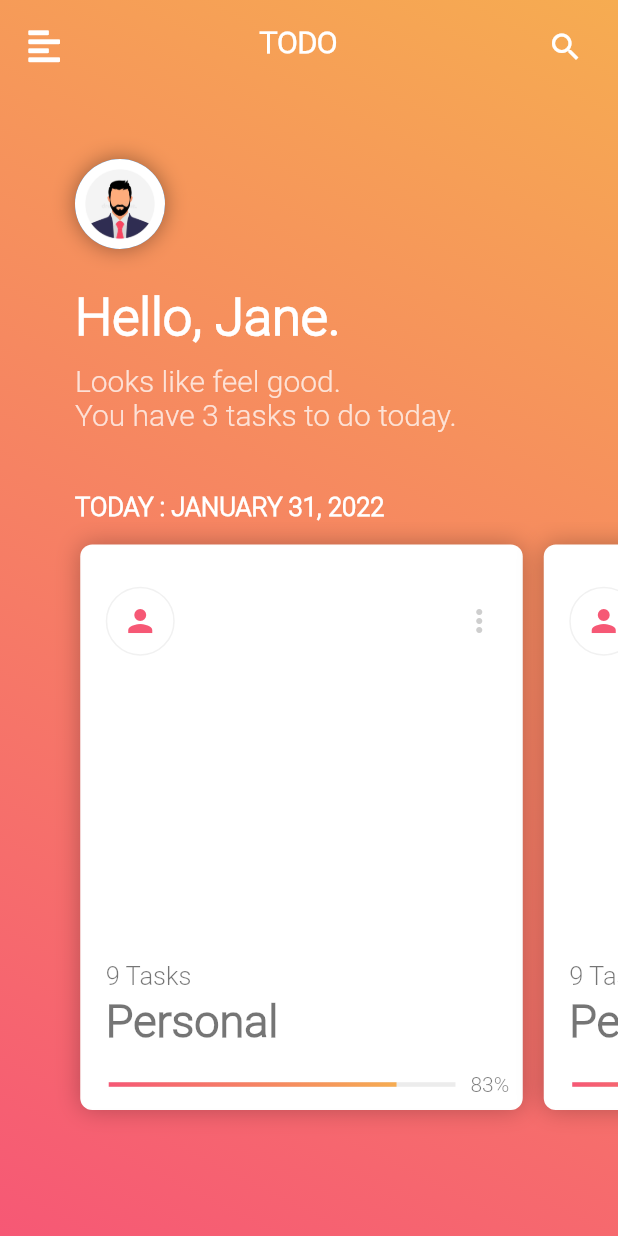
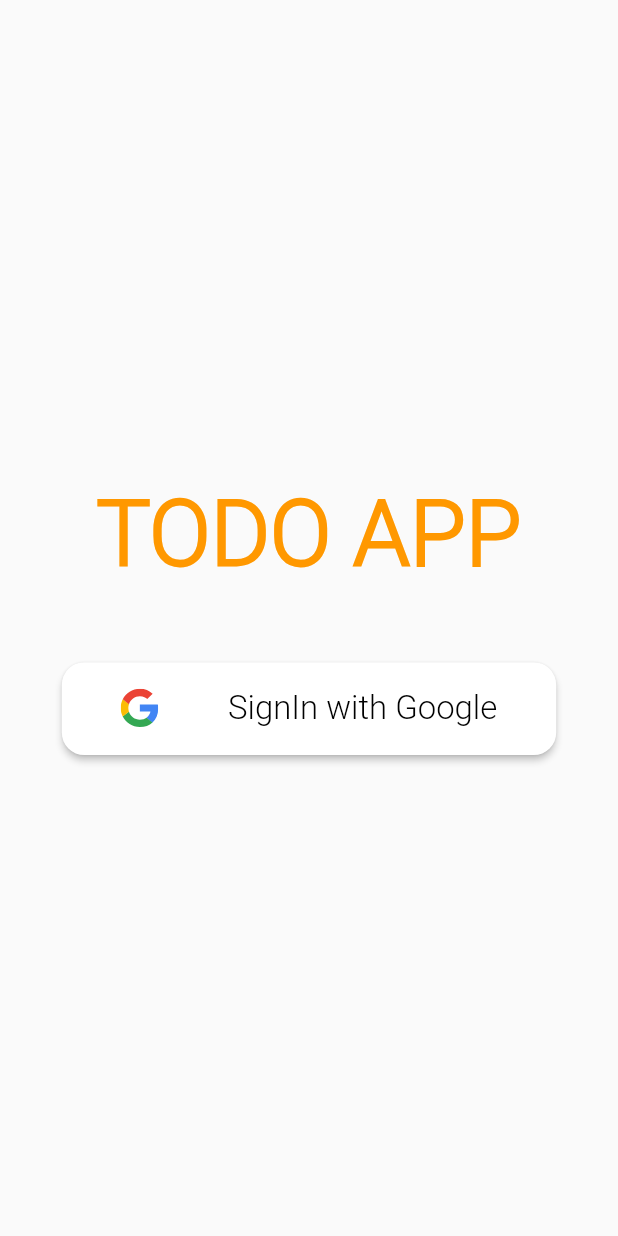
Before and after one commit to RGTechPro/do.it-todo-app-, a Flutter app: the screen it shows after launch, on a phone screen of 412 x 824 dp. Run offline on Flutter 3.47's test engine with Material 2 defaults, Android fonts, the phone set to English and light mode, and no system bars; drawn by our look-alikes of percent_indicator; our stand-ins replace cloud_firestore, firebase_auth, firebase_core, flutter_signin_button, flutter_svg, font_awesome_flutter and 1 more; missing offline and left inert: cloud_firestore_web, firebase_auth_web, firebase_core_web, google_sign_in_web; accounts and stored records are empty.

Commit message:
major changes

```diff
--- /dev/null
+++ b/lib/constants/custom_text.dart
@@ -0,0 +1,23 @@
+import 'package:flutter/material.dart';
+import 'package:housy_task/constants/constants.dart';
+import 'package:housy_task/constants/size_config.dart';
+
+Widget CustomText({
+  String? text,
+  double? fontSize,
+  FontWeight? fontWeight,
+  Color? color = kTextColor,
+  TextAlign? position,
+}) {
+  return Text(
+    '$text',
+    style: TextStyle(
+      color: color,
+      fontSize: getProportionateScreenWidth(
+        fontSize!,
+      ),
+      fontWeight: fontWeight,
+    ),
+    textAlign: position,
+  );
+}
--- a/lib/main.dart
+++ b/lib/main.dart
@@ -1,8 +1,15 @@
+import 'package:firebase_auth/firebase_auth.dart';
+import 'package:firebase_core/firebase_core.dart';
 import 'package:flutter/material.dart';
 import 'package:flutter/services.dart';
 import 'package:housy_task/sccreens/home_page.dart';
+import 'package:housy_task/sccreens/log_in.dart';
+import 'package:housy_task/services/auth_services.dart';
+import 'package:provider/provider.dart';
 
-void main() {
+void main()async {
+   WidgetsFlutterBinding.ensureInitialized();
+  await Firebase.initializeApp();
   runApp(const MyApp());
 }
 
@@ -11,15 +18,21 @@ class MyApp extends StatelessWidget {
 
   @override
   Widget build(BuildContext context) {
-    return MaterialApp(
-      title: 'Todo',
-      theme: ThemeData(
-        appBarTheme: AppBarTheme(
-          elevation: 0,
-          systemOverlayStyle: SystemUiOverlayStyle.dark,
+    return MultiProvider(
+      providers: [
+        ChangeNotifierProvider(create:(context)=> Auth())
+      ],
+      child: MaterialApp(
+        title: 'Todo',
+        theme: ThemeData(
+          appBarTheme: AppBarTheme(
+            elevation: 0,
+            systemOverlayStyle: SystemUiOverlayStyle.dark,
+          ),
         ),
+        home:(FirebaseAuth.instance.currentUser == null)
+            ?  LogIn():HomePage(),
       ),
-      home: const HomePage(),
     );
   }
 }
--- a/lib/sccreens/home_page.dart
+++ b/lib/sccreens/home_page.dart
@@ -141,7 +141,9 @@ class _HomePageState extends State<HomePage> {
                     //shrinkWrap: true,
                     //  physics: PageScrollPhysics(),
                     scrollDirection: Axis.horizontal,
-                    children: [TaskCard(), TaskCard(), TaskCard()]),
+                    children: [TaskCard(
+                      profile: '',
+                    ), TaskCard(), TaskCard()]),
               ),
             )
           ],
--- /dev/null
+++ b/lib/sccreens/log_in.dart
@@ -0,0 +1,150 @@
+import 'package:firebase_auth/firebase_auth.dart';
+import 'package:flutter/material.dart';
+import 'package:font_awesome_flutter/font_awesome_flutter.dart';
+import 'package:housy_task/constants/custom_text.dart';
+import 'package:housy_task/constants/size_config.dart';
+import 'package:housy_task/sccreens/home_page.dart';
+import 'package:housy_task/services/auth_services.dart';
+import 'package:provider/provider.dart';
+import 'package:flutter_signin_button/flutter_signin_button.dart';
+import 'package:flutter_svg/flutter_svg.dart';
+class LogIn extends StatefulWidget {
+  const LogIn({Key? key}) : super(key: key);
+  static String routeName = "/log_in";
+
+  @override
+  State<LogIn> createState() => _LogInState();
+}
+
+class _LogInState extends State<LogIn> {
+  @override
+  Widget build(BuildContext context) {
+    SizeConfig().init(context);
+    return Scaffold(
+      body: Center(
+        child: Column(
+          mainAxisAlignment: MainAxisAlignment.center,
+          children: [
+            Text(
+              'TODO APP',
+              style: TextStyle(
+                  fontSize: getProportionateScreenWidth(55)!,
+                  color: Colors.orange,
+                  fontWeight: FontWeight.bold),
+            ),
+            const SizedBox(
+              height: 50,
+            ),
+            SizedBox(
+              height: SizeConfig.screenHeight! * 0.075,
+              width: SizeConfig.screenWidth! * 0.8,
+              child: !Provider.of<Auth>(context, listen: false).isLoading
+                  // ? SignInButton(
+                  //     Buttons.Google,
+                  //     text: 'Sign In with Google',
+                  //     shape: RoundedRectangleBorder(
+                  //       borderRadius: BorderRadius.circular(
+                  //         20,
+                  //       ),
+                  //     ),
+                  //     onPressed: () async {
+                  //       try {
+                  //         UserCredential googleUserCred =
+                  //             await Provider.of<Auth>(context, listen: false)
+                  //                 .signInWithGoogle();
+                  //         Provider.of<Auth>(context, listen: false)
+                  //             .setUser(googleUserCred.user);
+                  //         Provider.of<Auth>(context, listen: false).addUser();
+                  //         if (Provider.of<Auth>(context, listen: false)
+                  //                 .getUser() !=
+                  //             null) {
+                  //           Navigator.of(context)
+                  //               .popUntil((route) => route.isFirst);
+                  //           Navigator.pushNamed(
+                  //             context,
+                  //             CatalogueScreen.routeName,
+                  //           );
+                  //           final snackBar =
+                  //               const SnackBar(content: Text('Logged In!'));
+                  //           ScaffoldMessenger.of(context)
+                  //               .showSnackBar(snackBar);
+                  //         }
+                  //         setState(() {
+                  //           Provider.of<Auth>(context, listen: false)
+                  //               .isLoading = false;
+                  //         });
+                  //       } catch (e) {
+                  //         setState(() {
+                  //           Provider.of<Auth>(context, listen: false)
+                  //               .isLoading = false;
+                  //         });
+                  //         ;
+                  //       }
+                  //     },
+                  //   )
+                  ? ElevatedButton(
+                      onPressed: () async {
+                        try {
+                          UserCredential googleUserCred =
+                              await Provider.of<Auth>(context, listen: false)
+                                  .signInWithGoogle();
+                          Provider.of<Auth>(context, listen: false)
+                              .setUser(googleUserCred.user);
+                          Provider.of<Auth>(context, listen: false).addUser();
+                          if (Provider.of<Auth>(context, listen: false)
+                                  .getUser() !=
+                              null) {
+                            Navigator.of(context)
+                                .popUntil((route) => route.isFirst);
+                            Navigator.push(
+                                context,
+                                MaterialPageRoute(
+                                    builder: (context) => HomePage()));
+                            final snackBar =
+                                const SnackBar(content: Text('Logged In!'));
+                            ScaffoldMessenger.of(context)
+                                .showSnackBar(snackBar);
+                          }
+                          setState(() {
+                            Provider.of<Auth>(context, listen: false)
+                                .isLoading = false;
+                          });
+                        } catch (e) {
+                          setState(() {
+                            Provider.of<Auth>(context, listen: false)
+                                .isLoading = false;
+                          });
+                          ;
+                        }
+                      },
+                      style: ButtonStyle(
+                          shape:
+                              MaterialStateProperty.all(RoundedRectangleBorder(
+                            borderRadius: BorderRadius.circular(15),
+                          )),
+                          backgroundColor:
+                              MaterialStateProperty.all(Colors.white)),
+                      child: Row(
+                        mainAxisAlignment: MainAxisAlignment.spaceAround,
+                        children: [
+                          SvgPicture.asset(
+                            'assets/icons/google-icon.svg',
+                            width: 25,
+                          ),
+                          CustomText(
+                            text: 'SignIn with Google',
+                            fontSize: 20,
+                            fontWeight: FontWeight.w500,
+                          ),
+                        ],
+                      ))
+                  : const CircularProgressIndicator(
+                      color: Colors.redAccent,
+                    ),
+            )
+          ],
+        ),
+      ),
+    );
+  }
+}
```
Also changed, not shown: lib/Provider/account.dart (added, +42 -0 lines), lib/constants/constants.dart (added, +25 -0 lines), lib/generated_plugin_registrant.dart (added, +22 -0 lines), lib/services/auth_services.dart (added, +89 -0 lines), lib/widgets/card.dart (+6 -1 lines), pubspec.yaml (+9 -1 lines), assets/icons/Error.svg (added), assets/icons/Location point.svg (added), assets/icons/Phone.svg (added), assets/icons/User.svg (added), assets/icons/google-icon.svg (added), 9 other files.
